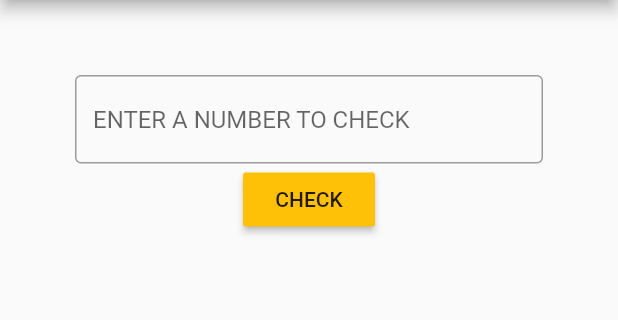
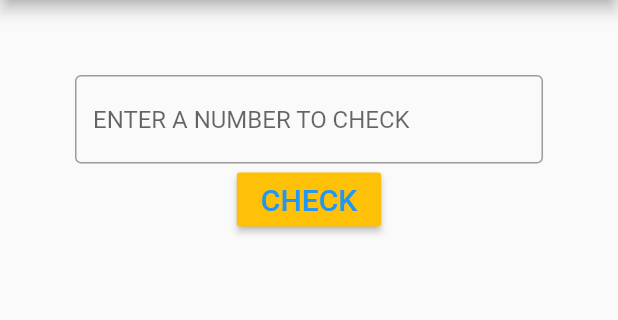
Before and after one commit to iyrenepsam/flutter-even-or-odd-app, a Flutter app: the screen it shows after launch, after a tap on "CHECK", on a phone screen of 412 x 824 dp, the part 84-404 px from its top. Run offline on Flutter 3.47's test engine with Material 2 defaults, Android fonts, the phone set to English and light mode, and no system bars.

Commit message:
style added

```diff
--- a/lib/main.dart
+++ b/lib/main.dart
@@ -3,6 +3,7 @@
 
 
 import 'package:flutter/material.dart';
+import 'package:flutter/rendering.dart';
 
 void main()=>runApp(EvenOrOdd());
 
@@ -52,11 +53,18 @@ class _EvenOrOddState extends State<EvenOrOdd> {
 
                 });
 
-                style:TextStyle(fontSize: 50);
+
               },
-              child: Text("CHECK"),
+              child: Text("CHECK",
+              style: TextStyle(fontSize: 20.0,color: Colors.blue),
               ),
-              Text(checkresult),
+
+
+              ),
+              Text(checkresult,style: TextStyle(fontSize: 30.0),
+
+              ),
+
 
             ],
           ),
```
